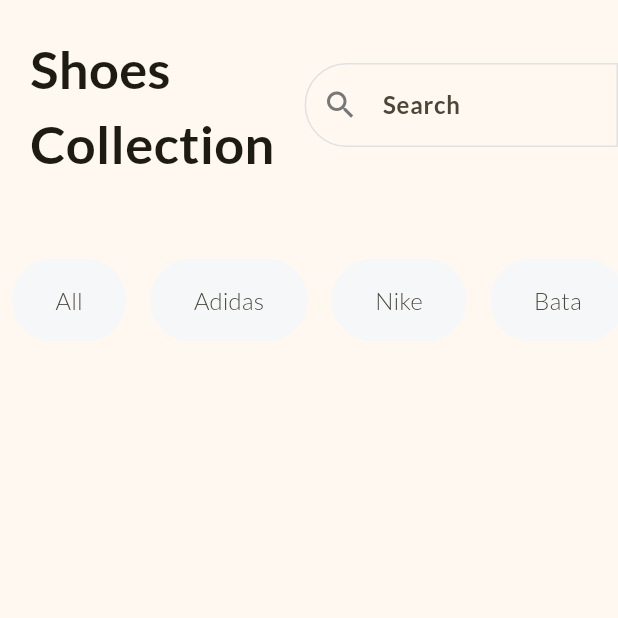
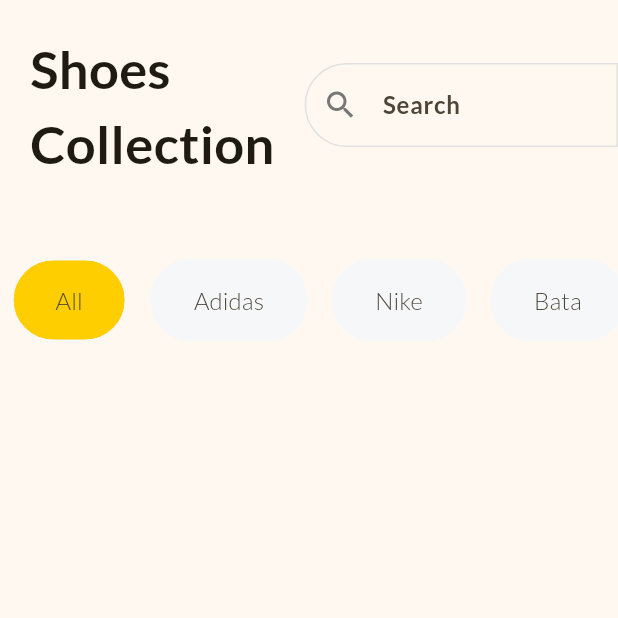
Before and after one commit to Josephus-git/shop_app_flutter, a Flutter app: the screen it shows after launch, on a phone screen of 412 x 824 dp, the top half of it. Run offline on Flutter 3.47's test engine with Material 3 defaults, Android fonts, the phone set to English and light mode, and no system bars.

Commit message:
added selected field color

```diff
--- a/lib/home_page.dart
+++ b/lib/home_page.dart
@@ -1,7 +1,22 @@
 import 'package:flutter/material.dart';
 
-class HomePage extends StatelessWidget {
+class HomePage extends StatefulWidget {
   const HomePage({super.key});
+
+  @override
+  State<HomePage> createState() => _HomePageState();
+}
+
+class _HomePageState extends State<HomePage> {
+  final List<String> filters = const ['All', 'Adidas', 'Nike', 'Bata'];
+  late String selectedFilter;
+
+  @override
+  void initState() {
+    super.initState();
+
+    selectedFilter = filters[0];
+  }
 
   @override
   Widget build(BuildContext context) {
@@ -9,8 +24,6 @@ class HomePage extends StatelessWidget {
       borderSide: BorderSide(color: Color.fromRGBO(225, 225, 225, 1)),
       borderRadius: BorderRadius.horizontal(left: Radius.circular(50)),
     );
-
-    const filters = ['All', 'Adidas', 'Nike', 'Bata'];
 
     return Scaffold(
       body: SafeArea(
@@ -47,8 +60,16 @@ class HomePage extends StatelessWidget {
                   final filter = filters[index];
                   return Padding(
                     padding: const EdgeInsets.symmetric(horizontal: 8.0),
+                    child: GestureDetector(
+                      onTap: () {
+                        setState(() {
+                          selectedFilter = filter;
+                        });
+                      },
                       child: Chip(
-                      backgroundColor: const Color.fromRGBO(245, 247, 249, 1),
+                        backgroundColor: selectedFilter == filter
+                            ? Theme.of(context).colorScheme.primary
+                            : const Color.fromRGBO(245, 247, 249, 1),
                         side: const BorderSide(
                           color: Color.fromRGBO(245, 247, 249, 1),
                         ),
@@ -62,6 +83,7 @@ class HomePage extends StatelessWidget {
                           borderRadius: BorderRadius.circular(30),
                         ),
                       ),
+                    ),
                   );
                 },
               ),
--- a/lib/main.dart
+++ b/lib/main.dart
@@ -16,6 +16,7 @@ class MyApp extends StatelessWidget {
         fontFamily: 'Lato',
         colorScheme: ColorScheme.fromSeed(
           seedColor: const Color.fromRGBO(254, 206, 1, 1),
+          primary: const Color.fromRGBO(254, 206, 1, 1),
         ),
         inputDecorationTheme: const InputDecorationTheme(
           hintStyle: TextStyle(fontWeight: FontWeight.bold, fontSize: 16),
```
Lines whose indentation alone changed are shown as unchanged.
